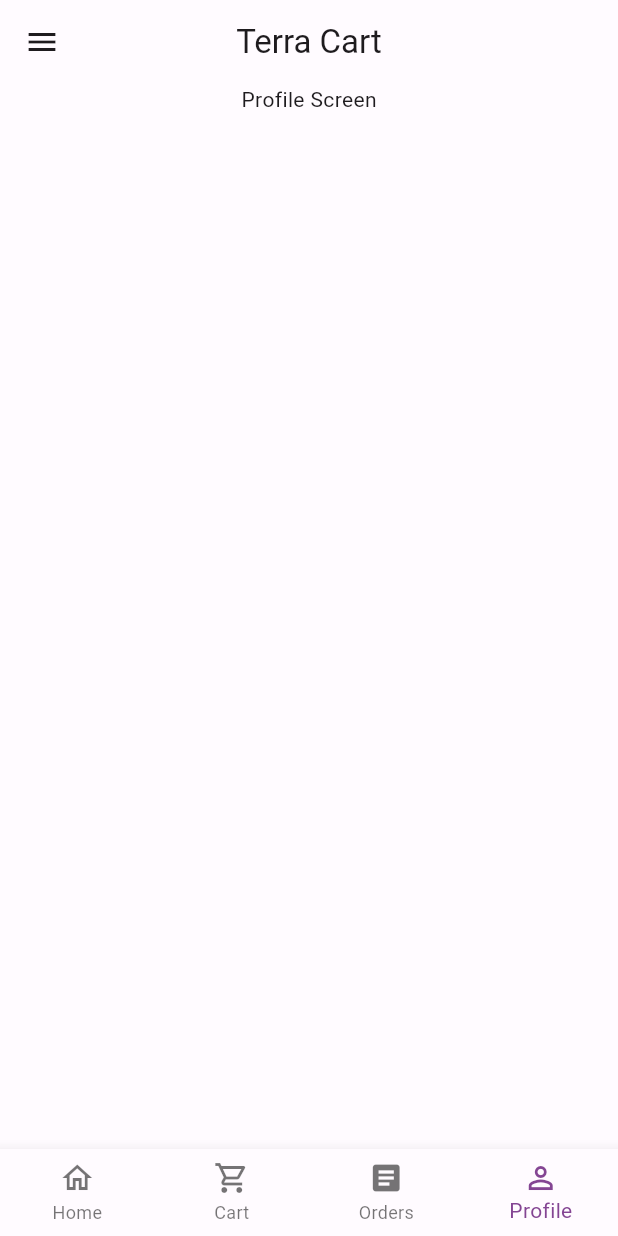
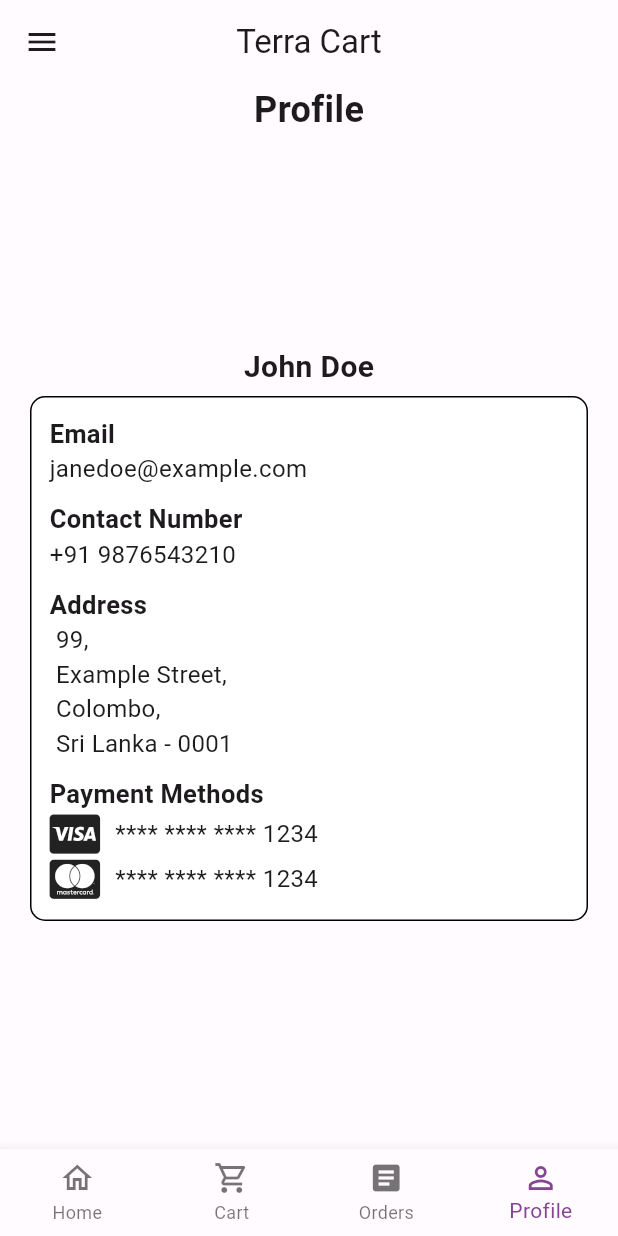
Before and after one commit to sachintha-lk/mad_app, a Flutter app: the screen it shows after launch, item 4 of the bottom bar chosen, on a phone screen of 412 x 824 dp. Run offline on Flutter 3.47's test engine with Material 2 defaults, Android fonts, the light colour scheme and no system bars; our stand-ins replace cached_network_image, flutter_rating_bar, flutter_signin_button, font_awesome_flutter; network calls fail.

Commit message:
Profile page add

```diff
--- a/lib/screens/profile.dart
+++ b/lib/screens/profile.dart
@@ -1,4 +1,5 @@
 import 'package:flutter/material.dart';
+import 'package:font_awesome_flutter/font_awesome_flutter.dart';
 
 class ProfileScreen extends StatefulWidget {
   const ProfileScreen({super.key});
@@ -10,10 +11,142 @@ class ProfileScreen extends StatefulWidget {
 class _ProfileScreenState extends State<ProfileScreen> {
   @override
   Widget build(BuildContext context) {
-    return const Scaffold(
+    return Scaffold(
       body: SingleChildScrollView(
-        child: Center(
-          child: Text('Profile Screen'),
+        child: Column(
+          children: [
+            Container(
+              alignment: Alignment.center,
+              child: const Text(
+                'Profile',
+                style: TextStyle(
+                  fontSize: 24,
+                  fontWeight: FontWeight.bold,
+                ),
+              ),
+            ),
+            SizedBox(
+              height: Orientation.portrait == MediaQuery.of(context).orientation
+                  ? 20
+                  : 0,
+            ),
+            CircleAvatar(
+              radius: Orientation.portrait == MediaQuery.of(context).orientation
+                  ? 50
+                  : 25,
+              // backgroundImage: AssetImage('assets/images/profile.png'),
+            ),
+            SizedBox(
+              height: 20,
+            ),
+            Text(
+              'John Doe',
+              style: TextStyle(fontSize: 20, fontWeight: FontWeight.bold),
+            ),
+            Container(
+              margin: const EdgeInsets.fromLTRB(20, 5, 20, 5),
+              decoration: BoxDecoration(
+                border: Border.all(color: Colors.black),
+                color: Colors.white,
+                borderRadius: BorderRadius.circular(10),
+              ),
+              child: SizedBox(
+                width: MediaQuery.of(context).size.width * 0.9,
+                child: const Padding(
+                  padding: EdgeInsets.all(12.0),
+                  child: Column(
+                    crossAxisAlignment: CrossAxisAlignment.start,
+                    children: [
+                      Text(
+                        'Email',
+                        style: TextStyle(
+                          fontSize: 17,
+                          fontWeight: FontWeight.bold,
+                        ),
+                        textAlign: TextAlign.left,
+                      ),
+                      Text(
+                        'janedoe@example.com',
+                        style: TextStyle(fontSize: 16),
+                      ),
+                      SizedBox(
+                        height: 10,
+                      ),
+                      Text(
+                        'Contact Number',
+                        style: TextStyle(
+                          fontSize: 17,
+                          fontWeight: FontWeight.bold,
+                        ),
+                        textAlign: TextAlign.left,
+                      ),
+                      Text(
+                        '+91 9876543210',
+                        style: TextStyle(fontSize: 16),
+                      ),
+                      SizedBox(
+                        height: 10,
+                      ),
+                      Text(
+                        'Address',
+                        style: TextStyle(
+                          fontSize: 17,
+                          fontWeight: FontWeight.bold,
+                        ),
+                        textAlign: TextAlign.left,
+                      ),
+                      Text(
+                        ' 99,\n Example Street,\n Colombo,\n Sri Lanka - 0001',
+                        style: TextStyle(fontSize: 16),
+                      ),
+                      SizedBox(
+                        height: 10,
+                      ),
+                      Text(
+                        'Payment Methods',
+                        style: TextStyle(
+                          fontSize: 17,
+                          fontWeight: FontWeight.bold,
+                        ),
+                        textAlign: TextAlign.left,
+                      ),
+                      // visa logo font awesome
+                      Row(
+                        children: [
+                          FaIcon(
+                            FontAwesomeIcons.ccVisa,
+                            size: 30,
+                          ),
+                          SizedBox(
+                            width: 10,
+                          ),
+                          Text(
+                            '**** **** **** 1234',
+                            style: TextStyle(fontSize: 16),
+                          ),
+                        ],
+                      ),
+                      Row(
+                        children: [
+                          FaIcon(
+                            FontAwesomeIcons.ccMastercard,
+                            size: 30,
+                          ),
+                          SizedBox(
+                            width: 10,
+                          ),
+                          Text(
+                            '**** **** **** 1234',
+                            style: TextStyle(fontSize: 16),
+                          ),
+                        ],
+                      ),
+                    ],
+                  ),
+                ),
+              ),
+            ),
+          ],
         ),
       ),
     );
--- a/pubspec.yaml
+++ b/pubspec.yaml
@@ -39,6 +39,7 @@ dependencies:
   flutter_rating_bar: ^4.0.1
   cached_network_image: ^3.2.3
   google_fonts: ^4.0.4
+  font_awesome_flutter: ^9.2.0
 
 dev_dependencies:
   flutter_test:
```
Also changed, not shown: pubspec.lock.
